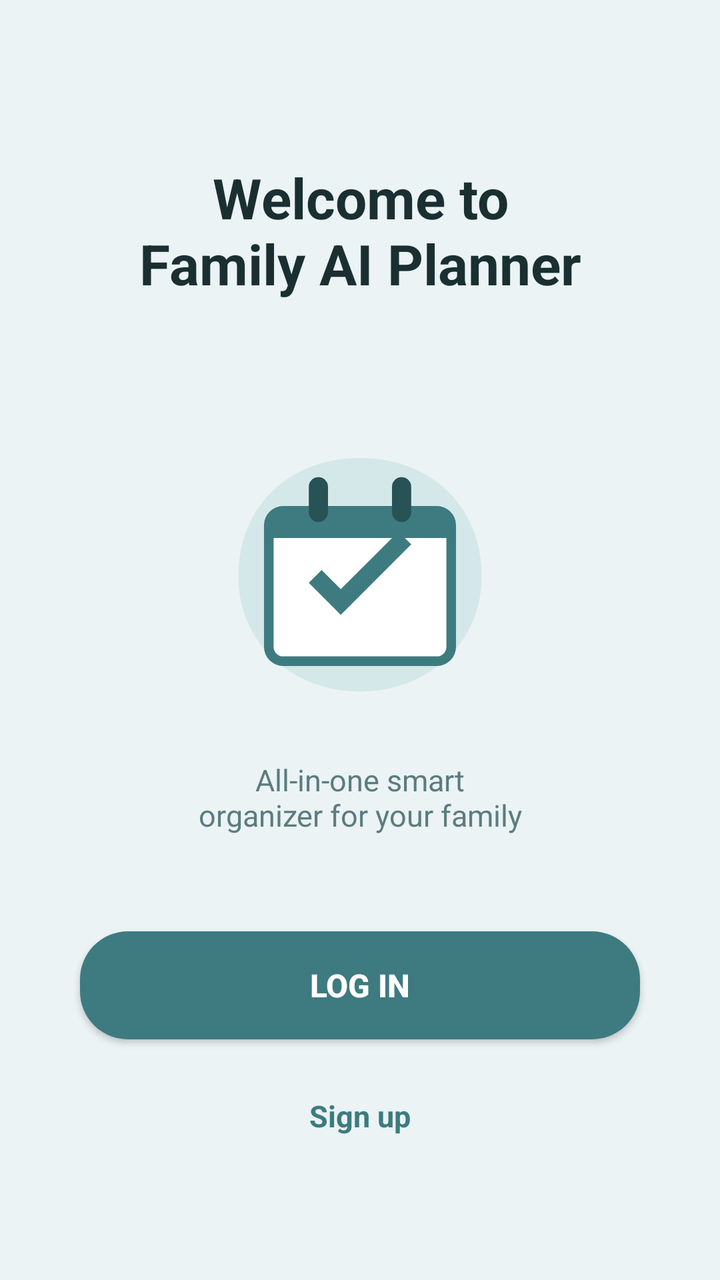
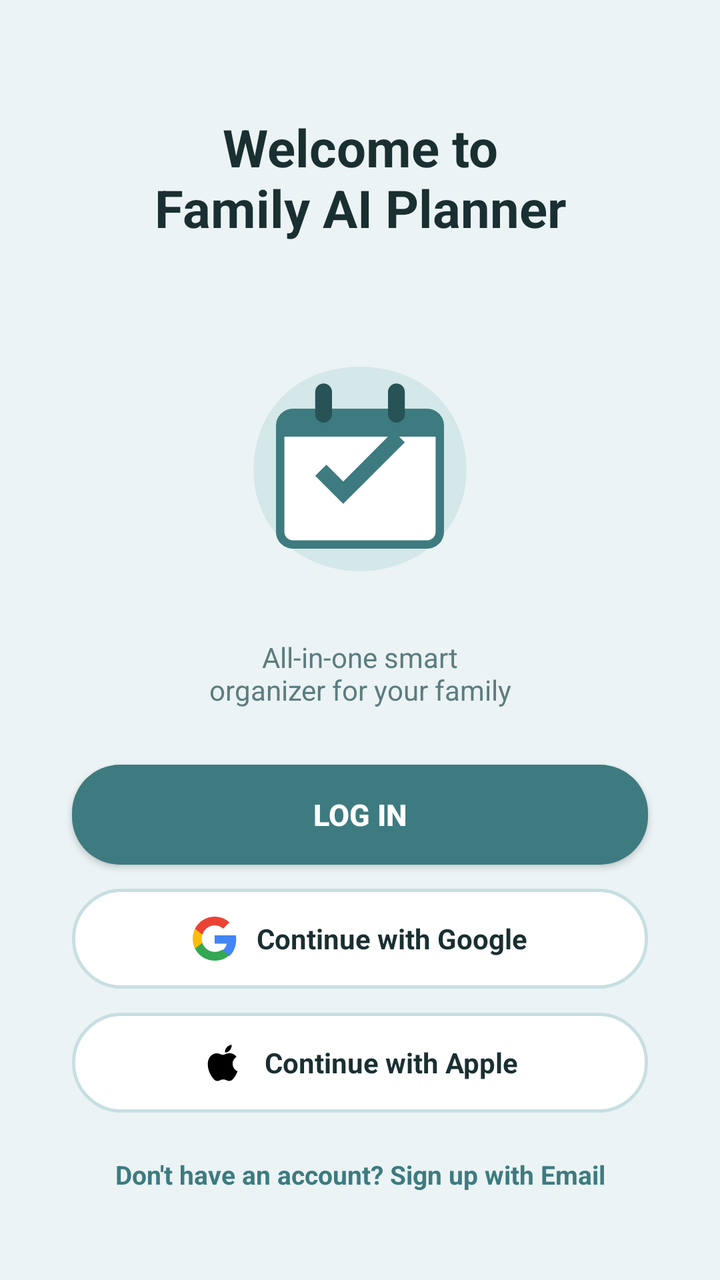

Before-and-after screenshots of an Android layout around one commit, followed by the original layout XML and the change that was made.
<!-- AndroidManifest.xml: application theme Theme.FamilyAIPlanner -->
<!-- res/layout/activity_welcome.xml -->
<?xml version="1.0" encoding="utf-8"?>
<androidx.constraintlayout.widget.ConstraintLayout 
    xmlns:android="http://schemas.android.com/apk/res/android"
    xmlns:app="http://schemas.android.com/apk/res-auto"
    xmlns:tools="http://schemas.android.com/tools"
    android:id="@+id/welcomeRoot"
    android:layout_width="match_parent"
    android:layout_height="match_parent"
    android:background="@color/bgMint"
    tools:context=".WelcomeActivity">

    
    <TextView
        android:id="@+id/welcomeTitle"
        android:layout_width="0dp"
        android:layout_height="wrap_content"
        android:layout_marginStart="32dp"
        android:layout_marginTop="80dp"
        android:layout_marginEnd="32dp"
        android:gravity="center"
        android:text="@string/welcome_title"
        android:textColor="@color/textPrimary"
        android:textSize="28sp"
        android:textStyle="bold"
        app:layout_constraintEnd_toEndOf="parent"
        app:layout_constraintStart_toStartOf="parent"
        app:layout_constraintTop_toTopOf="parent" />

    
    <ImageView
        android:id="@+id/welcomeImage"
        android:layout_width="160dp"
        android:layout_height="160dp"
        android:layout_marginTop="40dp"
        android:contentDescription="Calendar Illustration"
        android:src="@drawable/ic_welcome_calendar"
        app:layout_constraintBottom_toTopOf="@id/welcomeSubtitle"
        app:layout_constraintEnd_toEndOf="parent"
        app:layout_constraintStart_toStartOf="parent"
        app:layout_constraintTop_toBottomOf="@id/welcomeTitle" />

    
    <TextView
        android:id="@+id/welcomeSubtitle"
        android:layout_width="0dp"
        android:layout_height="wrap_content"
        android:layout_marginStart="32dp"
        android:layout_marginEnd="32dp"
        android:layout_marginBottom="48dp"
        android:gravity="center"
        android:text="@string/welcome_subtitle"
        android:textColor="@color/textSecondary"
        android:textSize="15sp"
        app:layout_constraintBottom_toTopOf="@id/btnLogin"
        app:layout_constraintEnd_toEndOf="parent"
        app:layout_constraintStart_toStartOf="parent" />

    
    <Button
        android:id="@+id/btnLogin"
        android:layout_width="0dp"
        android:layout_height="54dp"
        android:layout_marginStart="40dp"
        android:layout_marginEnd="40dp"
        android:layout_marginBottom="16dp"
        android:background="@drawable/btn_teal_rounded"
        android:text="@string/btn_log_in"
        android:textColor="@color/textWhite"
        android:textSize="16sp"
        android:textStyle="bold"
        app:backgroundTint="@null"
        app:layout_constraintBottom_toTopOf="@id/btnSignUp"
        app:layout_constraintEnd_toEndOf="parent"
        app:layout_constraintStart_toStartOf="parent" />

    
    <TextView
        android:id="@+id/btnSignUp"
        android:layout_width="wrap_content"
        android:layout_height="wrap_content"
        android:layout_marginBottom="60dp"
        android:padding="12dp"
        android:text="@string/btn_sign_up"
        android:textColor="@color/primaryTeal"
        android:textSize="15sp"
        android:textStyle="bold"
        app:layout_constraintBottom_toBottomOf="parent"
        app:layout_constraintEnd_toEndOf="parent"
        app:layout_constraintStart_toStartOf="parent" />

</androidx.constraintlayout.widget.ConstraintLayout>
<!-- resources referenced by this layout -->
<resources>
  <color name="bgMint">#EBF3F4</color>
  <color name="primaryTeal">#3D7B80</color>
  <color name="textPrimary">#1A2F31</color>
  <color name="textSecondary">#5C7C7F</color>
  <color name="textWhite">#FFFFFF</color>
  <!-- drawable btn_teal_rounded (drawable) -->
  <?xml version="1.0" encoding="utf-8"?>
  <shape xmlns:android="http://schemas.android.com/apk/res/android"
      android:shape="rectangle">
      <corners android:radius="24dp" />
      <solid android:color="@color/primaryTeal" />
  </shape>
  <!-- drawable ic_welcome_calendar (drawable) -->
  <vector xmlns:android="http://schemas.android.com/apk/res/android"
      android:width="140dp"
      android:height="140dp"
      android:viewportWidth="100"
      android:viewportHeight="100">
      
      <path
          android:fillColor="#D4E7E9"
          android:pathData="M50,15 C72,15 88,30 88,52 C88,74 70,88 50,88 C30,88 12,74 12,52 C12,30 28,15 50,15 Z" />
      
      <path
          android:fillColor="#3D7B80"
          android:pathData="M26,30 L74,30 A6,6 0 0,1 80,36 L80,74 A6,6 0 0,1 74,80 L26,80 A6,6 0 0,1 20,74 L20,36 A6,6 0 0,1 26,30 Z" />
      
      <path
          android:fillColor="#FFFFFF"
          android:pathData="M23,40 L77,40 L77,74 A3,3 0 0,1 74,77 L26,77 A3,3 0 0,1 23,74 Z" />
      
      <path
          android:fillColor="#275357"
          android:pathData="M34,24 A3,3 0 0,1 40,24 L40,32 A3,3 0 0,1 34,32 Z M60,24 A3,3 0 0,1 66,24 L66,32 A3,3 0 0,1 60,32 Z" />
      
      <path
          android:fillColor="#3D7B80"
          android:pathData="M44,64 L34,54 L38,50 L44,56 L62,38 L66,42 Z" />
  </vector>
  <string name="btn_log_in">Log in</string>
  <string name="btn_sign_up">Sign up</string>
  <string name="welcome_subtitle">All-in-one smart\norganizer for your family</string>
  <string name="welcome_title">Welcome to\nFamily AI Planner</string>
  <style name="Theme.FamilyAIPlanner" parent="Theme.Material3.Light.NoActionBar">
          <item name="colorPrimary">@color/primaryTeal</item>
          <item name="colorPrimaryContainer">@color/tileTealLight</item>
          <item name="colorSecondary">@color/colorSecondary</item>
          <item name="android:statusBarColor">@color/primaryTeal</item>
          <item name="android:navigationBarColor">@color/surfaceWhite</item>
          <item name="android:windowBackground">@color/bgMint</item>
      </style>
  <color name="tileTealLight">#D6E8EA</color>
  <color name="colorSecondary">#4A8B90</color>
  <color name="surfaceWhite">#FFFFFF</color>
</resources>

<!-- the commit's change to res/layout/activity_welcome.xml (unified diff, before → after) -->
@@ -15,12 +15,12 @@
         android:layout_width="0dp"
         android:layout_height="wrap_content"
         android:layout_marginStart="32dp"
-        android:layout_marginTop="80dp"
+        android:layout_marginTop="56dp"
         android:layout_marginEnd="32dp"
         android:gravity="center"
         android:text="@string/welcome_title"
         android:textColor="@color/textPrimary"
-        android:textSize="28sp"
+        android:textSize="26sp"
         android:textStyle="bold"
         app:layout_constraintEnd_toEndOf="parent"
         app:layout_constraintStart_toStartOf="parent"
@@ -29,9 +29,9 @@
     
     <ImageView
         android:id="@+id/welcomeImage"
-        android:layout_width="160dp"
-        android:layout_height="160dp"
-        android:layout_marginTop="40dp"
+        android:layout_width="140dp"
+        android:layout_height="140dp"
+        android:layout_marginTop="24dp"
         android:contentDescription="Calendar Illustration"
         android:src="@drawable/ic_welcome_calendar"
         app:layout_constraintBottom_toTopOf="@id/welcomeSubtitle"
@@ -46,11 +46,11 @@
         android:layout_height="wrap_content"
         android:layout_marginStart="32dp"
         android:layout_marginEnd="32dp"
-        android:layout_marginBottom="48dp"
+        android:layout_marginBottom="28dp"
         android:gravity="center"
         android:text="@string/welcome_subtitle"
         android:textColor="@color/textSecondary"
-        android:textSize="15sp"
+        android:textSize="14sp"
         app:layout_constraintBottom_toTopOf="@id/btnLogin"
         app:layout_constraintEnd_toEndOf="parent"
         app:layout_constraintStart_toStartOf="parent" />
@@ -59,30 +59,96 @@
     <Button
         android:id="@+id/btnLogin"
         android:layout_width="0dp"
-        android:layout_height="54dp"
-        android:layout_marginStart="40dp"
-        android:layout_marginEnd="40dp"
-        android:layout_marginBottom="16dp"
+        android:layout_height="50dp"
+        android:layout_marginStart="36dp"
+        android:layout_marginEnd="36dp"
+        android:layout_marginBottom="12dp"
         android:background="@drawable/btn_teal_rounded"
         android:text="@string/btn_log_in"
         android:textColor="@color/textWhite"
-        android:textSize="16sp"
+        android:textSize="15sp"
         android:textStyle="bold"
         app:backgroundTint="@null"
+        app:layout_constraintBottom_toTopOf="@id/btnGoogleSignIn"
+        app:layout_constraintEnd_toEndOf="parent"
+        app:layout_constraintStart_toStartOf="parent" />
+
+    
+    <LinearLayout
+        android:id="@+id/btnGoogleSignIn"
+        android:layout_width="0dp"
+        android:layout_height="50dp"
+        android:layout_marginStart="36dp"
+        android:layout_marginEnd="36dp"
+        android:layout_marginBottom="12dp"
+        android:background="@drawable/btn_social_rounded"
+        android:clickable="true"
+        android:focusable="true"
+        android:gravity="center"
+        android:orientation="horizontal"
+        app:layout_constraintBottom_toTopOf="@id/btnAppleSignIn"
+        app:layout_constraintEnd_toEndOf="parent"
+        app:layout_constraintStart_toStartOf="parent">
+
+        <ImageView
+            android:layout_width="22dp"
+            android:layout_height="22dp"
+            android:contentDescription="Google Icon"
+            android:src="@drawable/ic_google" />
+
+        <TextView
+            android:layout_width="wrap_content"
+            android:layout_height="wrap_content"
+            android:layout_marginStart="10dp"
+            android:text="Continue with Google"
+            android:textColor="@color/textPrimary"
+            android:textSize="14sp"
+            android:textStyle="bold" />
+    </LinearLayout>
+
+    
+    <LinearLayout
+        android:id="@+id/btnAppleSignIn"
+        android:layout_width="0dp"
+        android:layout_height="50dp"
+        android:layout_marginStart="36dp"
+        android:layout_marginEnd="36dp"
+        android:layout_marginBottom="14dp"
+        android:background="@drawable/btn_social_rounded"
+        android:clickable="true"
+        android:focusable="true"
+        android:gravity="center"
+        android:orientation="horizontal"
         app:layout_constraintBottom_toTopOf="@id/btnSignUp"
         app:layout_constraintEnd_toEndOf="parent"
-        app:layout_constraintStart_toStartOf="parent" />
+        app:layout_constraintStart_toStartOf="parent">
+
+        <ImageView
+            android:layout_width="22dp"
+            android:layout_height="22dp"
+            android:contentDescription="Apple Icon"
+            android:src="@drawable/ic_apple" />
+
+        <TextView
+            android:layout_width="wrap_content"
+            android:layout_height="wrap_content"
+            android:layout_marginStart="10dp"
+            android:text="Continue with Apple"
+            android:textColor="@color/textPrimary"
+            android:textSize="14sp"
+            android:textStyle="bold" />
+    </LinearLayout>
 
     
     <TextView
         android:id="@+id/btnSignUp"
         android:layout_width="wrap_content"
         android:layout_height="wrap_content"
-        android:layout_marginBottom="60dp"
-        android:padding="12dp"
-        android:text="@string/btn_sign_up"
+        android:layout_marginBottom="36dp"
+        android:padding="8dp"
+        android:text="Don't have an account? Sign up with Email"
         android:textColor="@color/primaryTeal"
-        android:textSize="15sp"
+        android:textSize="13sp"
         android:textStyle="bold"
         app:layout_constraintBottom_toBottomOf="parent"
         app:layout_constraintEnd_toEndOf="parent"
<!-- resource entries referenced after the edit -->
@@ -5,6 +5,16 @@
   <color name="textPrimary">#1A2F31</color>
   <color name="textSecondary">#5C7C7F</color>
   <color name="textWhite">#FFFFFF</color>
+  <!-- drawable btn_social_rounded (drawable) -->
+  <?xml version="1.0" encoding="utf-8"?>
+  <shape xmlns:android="http://schemas.android.com/apk/res/android"
+      android:shape="rectangle">
+      <corners android:radius="24dp" />
+      <solid android:color="@color/surfaceWhite" />
+      <stroke
+          android:width="1.5dp"
+          android:color="@color/borderSoft" />
+  </shape>
   <!-- drawable btn_teal_rounded (drawable) -->
   <?xml version="1.0" encoding="utf-8"?>
   <shape xmlns:android="http://schemas.android.com/apk/res/android"
@@ -12,6 +22,16 @@
       <corners android:radius="24dp" />
       <solid android:color="@color/primaryTeal" />
   </shape>
+  <!-- drawable ic_apple (drawable) -->
+  <vector xmlns:android="http://schemas.android.com/apk/res/android"
+      android:width="24dp"
+      android:height="24dp"
+      android:viewportWidth="24"
+      android:viewportHeight="24">
+      <path
+          android:fillColor="#000000"
+          android:pathData="M18.71,19.5c-0.83,1.24 -1.71,2.45 -3.05,2.47 -1.34,0.03 -1.77,-0.79 -3.29,-0.79 -1.53,0 -2,0.77 -3.27,0.82 -1.31,0.05 -2.3,-1.32 -3.14,-2.53C4.25,17 2.94,12.45 4.7,9.39c0.87,-1.52 2.43,-2.48 4.12,-2.51 1.28,-0.02 2.5,0.87 3.29,0.87 0.78,0 2.26,-1.07 3.81,-0.91 0.65,0.03 2.47,0.26 3.64,1.98 -0.09,0.06 -2.17,1.28 -2.15,3.81 0.03,3.02 2.65,4.03 2.68,4.04 -0.03,0.07 -0.42,1.44 -1.38,2.83M15.97,5.17c0.63,-0.78 1.06,-1.85 0.94,-2.93 -0.92,0.04 -2.07,0.63 -2.72,1.41 -0.58,0.67 -1.08,1.77 -0.95,2.83 1.03,0.08 2.1,-0.53 2.73,-1.31z" />
+  </vector>
   <!-- drawable ic_welcome_calendar (drawable) -->
   <vector xmlns:android="http://schemas.android.com/apk/res/android"
       android:width="140dp"
@@ -40,7 +60,6 @@
           android:pathData="M44,64 L34,54 L38,50 L44,56 L62,38 L66,42 Z" />
   </vector>
   <string name="btn_log_in">Log in</string>
-  <string name="btn_sign_up">Sign up</string>
   <string name="welcome_subtitle">All-in-one smart\norganizer for your family</string>
   <string name="welcome_title">Welcome to\nFamily AI Planner</string>
   <style name="Theme.FamilyAIPlanner" parent="Theme.Material3.Light.NoActionBar">
@@ -51,8 +70,9 @@
           <item name="android:navigationBarColor">@color/surfaceWhite</item>
           <item name="android:windowBackground">@color/bgMint</item>
       </style>
+  <color name="surfaceWhite">#FFFFFF</color>
+  <color name="borderSoft">#C7DFE2</color>
   <color name="tileTealLight">#D6E8EA</color>
   <color name="colorSecondary">#4A8B90</color>
-  <color name="surfaceWhite">#FFFFFF</color>
 </resources>
 
